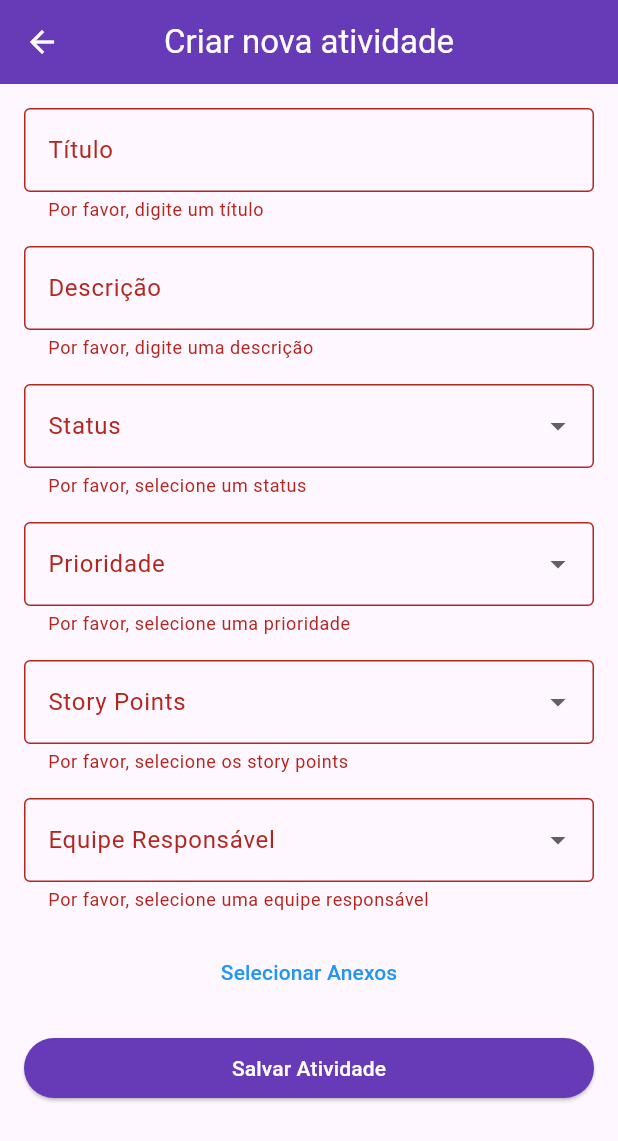
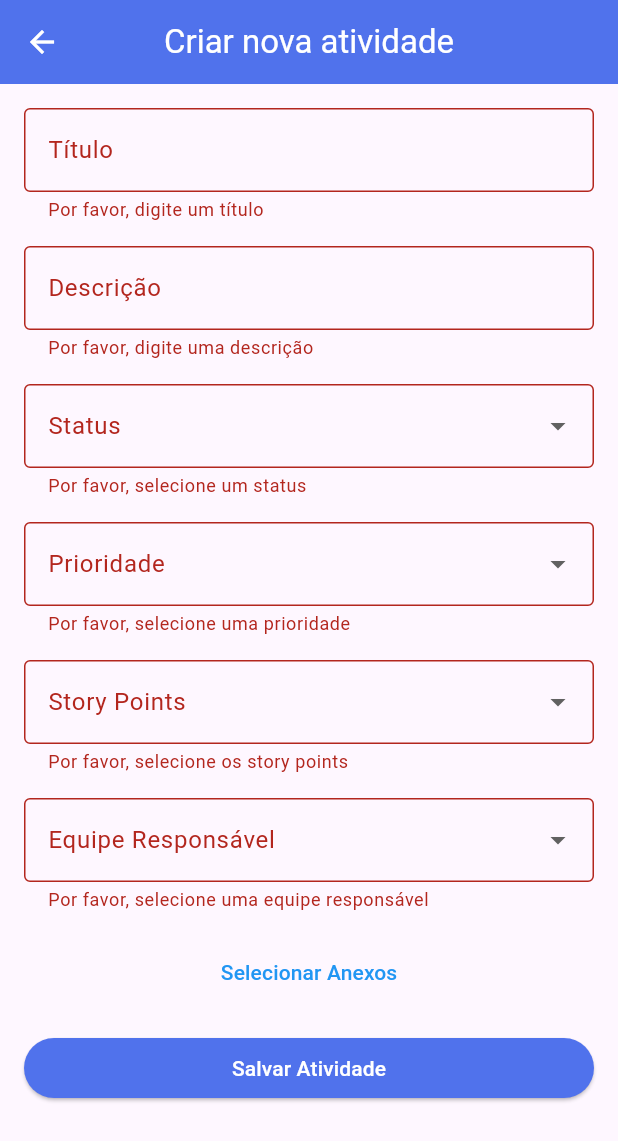
Before and after one commit to irisrichardt/app_dm, a Flutter app: the CriarAtividadeScreen screen opened directly, after a tap on "Salvar Atividade", on a phone screen of 412 x 824 dp. Shown: the top 1141 px of the screen. Run offline on Flutter 3.47's test engine with Material 3 defaults, Android fonts, the light colour scheme and no system bars; our stand-ins replace image_picker, shared_preferences; accounts and stored records are empty; network calls fail.

Commit message:
Ajustes no armazenamento do token e implementando a listagem de atividades

```diff
--- a/lib/main.dart
+++ b/lib/main.dart
@@ -1,4 +1,4 @@
-import 'package:app_dm/screens/BoasVindas.dart';
+import 'package:app_dm/screens/login/welcome_screen.dart';
 import 'package:flutter/material.dart';
 
 void main() {
--- a/lib/models/task.dart
+++ b/lib/models/task.dart
@@ -1,21 +1,27 @@
-import 'dart:io';
+// lib/models/task.dart
 
-class Atividade {
-  final String titulo;
-  final String descricao;
+class Task {
+  final String id;
+  final String title;
+  final String description;
   final String status;
-  final String prioridade;
-  final int storyPoints;
-  final String equipeResponsavel;
-  final List<File>? anexos;
+  final String expirationDate;
 
-  Atividade({
-    required this.titulo,
-    required this.descricao,
+  Task({
+    required this.id,
+    required this.title,
+    required this.description,
     required this.status,
-    required this.prioridade,
-    required this.storyPoints,
-    required this.equipeResponsavel,
-    this.anexos,
+    required this.expirationDate,
   });
+
+  factory Task.fromJson(Map<String, dynamic> json) {
+    return Task(
+      id: json['id'],
+      title: json['title'],
+      description: json['description'],
+      status: json['status'],
+      expirationDate: json['expirationDate'],
+    );
+  }
 }
--- a/lib/screens/GerenciarEquipesScreen.dart
+++ b/lib/screens/GerenciarEquipesScreen.dart
@@ -1,4 +1,5 @@
 import 'package:flutter/material.dart';
+import 'package:app_dm/utils/constants.dart';
 
 class GerenciarEquipesScreen extends StatefulWidget {
   @override
@@ -23,7 +24,7 @@ class _GerenciarEquipesScreenState extends State<GerenciarEquipesScreen> {
           'Gerenciar Equipes',
           style: TextStyle(color: Colors.white),
         ),
-        backgroundColor: Colors.deepPurple,
+        backgroundColor: customBlue,
         iconTheme: IconThemeData(color: Colors.white),
       ),
       body: Padding(
@@ -77,7 +78,7 @@ class _GerenciarEquipesScreenState extends State<GerenciarEquipesScreen> {
                 });
               },
               style: ElevatedButton.styleFrom(
-                backgroundColor: Colors.deepPurple,
+                backgroundColor: customBlue,
                 foregroundColor: Colors.white,
               ),
               child: Text('Adicionar Membro'),
--- a/lib/screens/BoasVindas.dart
+++ b/lib/screens/login/welcome_screen.dart
@@ -1,6 +1,6 @@
 import 'package:flutter/material.dart';
-import 'login/login_screen.dart';
-import 'login/register_screen.dart';
+import 'login_screen.dart';
+import 'register_screen.dart';
 import 'package:app_dm/models/user.dart';
 import 'package:app_dm/utils/constants.dart';
 
--- a/lib/screens/CriarAtividadeScreen.dart
+++ b/lib/screens/task_create_screen.dart
@@ -1,7 +1,7 @@
-import 'package:app_dm/models/task.dart';
 import 'package:flutter/material.dart';
 import 'dart:io';
 import 'package:image_picker/image_picker.dart';
+import 'package:app_dm/utils/constants.dart';
 
 class CriarAtividadeScreen extends StatefulWidget {
   @override
@@ -39,7 +39,7 @@ class _CriarAtividadeScreenState extends State<CriarAtividadeScreen> {
           'Criar nova atividade',
           style: TextStyle(color: Colors.white),
         ),
-        backgroundColor: Colors.deepPurple,
+        backgroundColor: customBlue,
         centerTitle: true,
         iconTheme: IconThemeData(color: Colors.white),
       ),
@@ -206,22 +206,22 @@ class _CriarAtividadeScreenState extends State<CriarAtividadeScreen> {
                 ElevatedButton(
                   onPressed: () {
                     if (_formKey.currentState!.validate()) {
-                      Atividade novaAtividade = Atividade(
-                        titulo: _tituloController.text,
-                        descricao: _descricaoController.text,
-                        status: _status!,
-                        prioridade: _prioridade!,
-                        storyPoints: _storyPoints!,
-                        equipeResponsavel: _equipeResponsavel!,
-                        anexos: _anexos,
-                      );
-                      // Handle save activity logic here
-                      print('Atividade criada: ${novaAtividade.titulo}');
-                      Navigator.pop(context); // Voltar para a tela anterior
+                      // Atividade novaAtividade = Atividade(
+                      //   titulo: _tituloController.text,
+                      //   descricao: _descricaoController.text,
+                      //   status: _status!,
+                      //   prioridade: _prioridade!,
+                      //   storyPoints: _storyPoints!,
+                      //   equipeResponsavel: _equipeResponsavel!,
+                      //   anexos: _anexos,
+                      // );
+                      // // Handle save activity logic here
+                      // print('Atividade criada: ${novaAtividade.titulo}');
+                      // Navigator.pop(context); // Voltar para a tela anterior
                     }
                   },
                   style: ElevatedButton.styleFrom(
-                    backgroundColor: Colors.deepPurple, // Cor de fundo roxa
+                    backgroundColor: customBlue, // Cor de fundo roxa
                     foregroundColor: Colors.white, // Cor do texto branca
                   ),
                   child: Text('Salvar Atividade'),
--- a/pubspec.yaml
+++ b/pubspec.yaml
@@ -36,6 +36,7 @@ dependencies:
   cupertino_icons: ^1.0.2
   smooth_page_indicator: ^1.0.0+2
   http: ^0.13.5
+  shared_preferences: ^2.0.11
 
 dev_dependencies:
   flutter_test:
```
Also changed, not shown: lib/screens/AtividadesScreen.dart (deleted, +0 -58 lines), lib/screens/home/home_screen.dart (renamed from lib/screens/HomeScreen.dart, +30 -55 lines), lib/screens/login/login_screen.dart (+4 -4 lines), lib/screens/task/task_screen.dart (added, +91 -0 lines), lib/services/auth_service.dart (+29 -12 lines), lib/services/task_service.dart (+35 -0 lines), lib/services/user_service.dart (+35 -0 lines), pubspec.lock.
